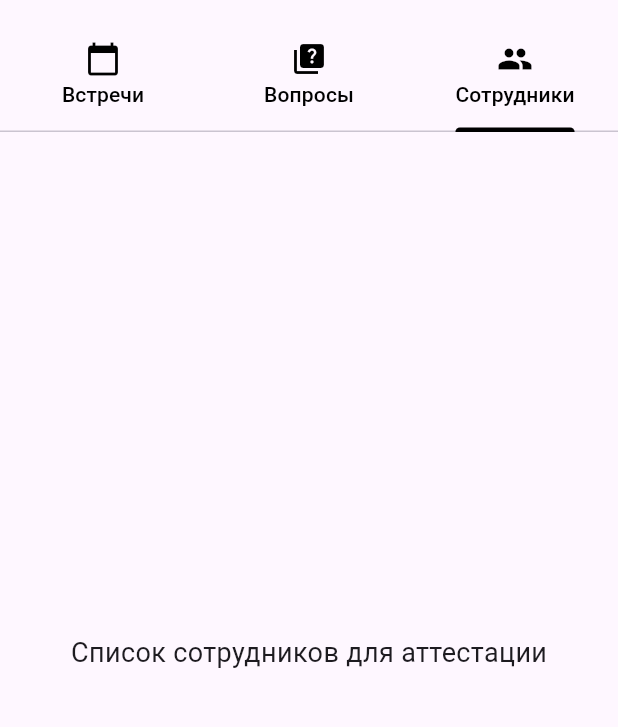
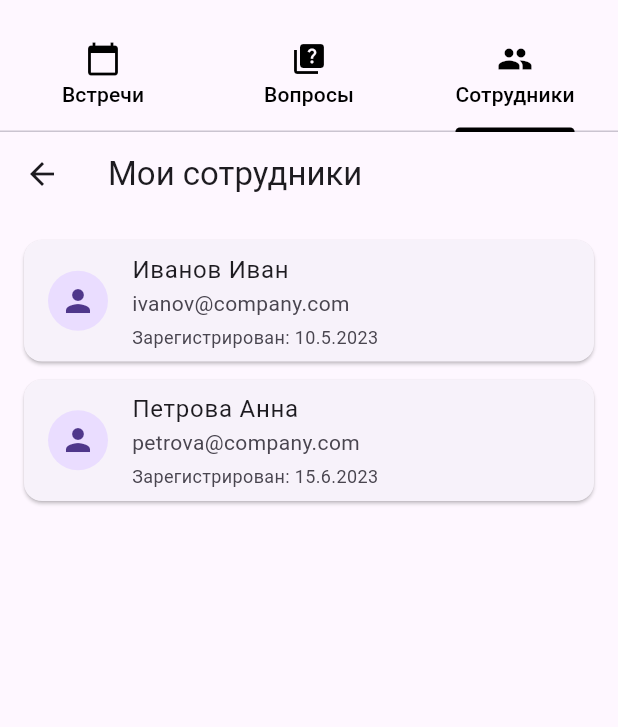
Before and after one commit to lexeylk/grade_up, a Flutter app: the ExaminerHomeScreen screen opened directly, tab 3 chosen, on a phone screen of 412 x 824 dp, the part 63-790 px from its top. Run offline on Flutter 3.47's test engine with Material 3 defaults, Android fonts, the phone set to English and light mode, and no system bars.

Commit message:
Add employees tab

```diff
--- a/lib/data/models/user_model.dart
+++ b/lib/data/models/user_model.dart
@@ -16,6 +16,7 @@ class User {
   final String fullName;
   final UserRole role;
   final DateTime registeredAt;
+  final String? assignedExaminerId; // Временное поле для связи
 
   const User({
     required this.id,
@@ -23,6 +24,7 @@ class User {
     required this.fullName,
     this.role = UserRole.examinee, // По умолчанию экзаменуемый
     required this.registeredAt,
+    this.assignedExaminerId, // Новое поле
   });
 
   // Удобные геттеры
@@ -38,6 +40,7 @@ class User {
     'fullName': fullName,
     'role': role.name,
     'registeredAt': registeredAt.toIso8601String(),
+    'assignedExaminerId': assignedExaminerId,
   };
 
   factory User.fromJson(Map<String, dynamic> json) {
@@ -47,6 +50,7 @@ class User {
       fullName: json['fullName'],
       role: UserRole.values.byName(json['role']),
       registeredAt: DateTime.parse(json['registeredAt']),
+      assignedExaminerId: json['assignedExaminerId'],
     );
   }
 
@@ -56,6 +60,7 @@ class User {
     String? fullName,
     UserRole? role,
     String? avatarUrl,
+    String? assignedExaminerId,
   }) {
     return User(
       id: id,
@@ -63,6 +68,36 @@ class User {
       fullName: fullName ?? this.fullName,
       role: role ?? this.role,
       registeredAt: registeredAt,
+      assignedExaminerId: assignedExaminerId ?? this.assignedExaminerId,
     );
   }
+
+  static List<User> mockUsers = [
+  // Экзаменаторы
+  User(
+    id: 'e1',
+    email: 'examiner1@company.com',
+    fullName: 'Сергеев Алексей',
+    role: UserRole.examiner,
+    registeredAt: DateTime(2023, 1, 15),
+  ),
+
+  // Сотрудники (examinee)
+  User(
+    id: 'u1',
+    email: 'ivanov@company.com',
+    fullName: 'Иванов Иван',
+    role: UserRole.examinee,
+    registeredAt: DateTime(2023, 5, 10),
+    assignedExaminerId: 'e1', // Привязан к экзаменатору e1
+  ),
+  User(
+    id: 'u2',
+    email: 'petrova@company.com',
+    fullName: 'Петрова Анна',
+    role: UserRole.examinee,
+    registeredAt: DateTime(2023, 6, 15),
+    assignedExaminerId: 'e1', // Привязана к экзаменатору e1
+  ),
+];
 }
--- a/lib/features/home/examiner/examiner_home_screen.dart
+++ b/lib/features/home/examiner/examiner_home_screen.dart
@@ -48,7 +48,9 @@ class _ExaminerHomeScreenState extends State<ExaminerHomeScreen>
         children: const [
           MeetingsTab(),
           QuestionsTab(),
-          EmployeesTab(),
+          EmployeesTab(
+            currentExaminerId: 'e1',
+          ),
         ],
       ),
     );
--- a/lib/features/home/examiner/tabs/employees_tab.dart
+++ b/lib/features/home/examiner/tabs/employees_tab.dart
@@ -1,14 +1,94 @@
 import 'package:flutter/material.dart';
+import 'package:grade_up/data/models/user_model.dart';
 
 class EmployeesTab extends StatelessWidget {
-  const EmployeesTab({super.key});
+  final String currentExaminerId;
+
+  const EmployeesTab({
+    super.key,
+    required this.currentExaminerId,
+  });
 
   @override
   Widget build(BuildContext context) {
-    return const Center(
-      child: Text('Список сотрудников для аттестации',
-        style: TextStyle(fontSize: 18),
+    final employees = User.mockUsers.where((user) =>
+        user.role == UserRole.examinee &&
+        user.assignedExaminerId == currentExaminerId);
+
+    return Scaffold(
+      appBar: AppBar(
+        title: const Text('Мои сотрудники'),
+      ),
+      body: _buildEmployeesList(employees),
+    );
+  }
+
+  Widget _buildEmployeesList(Iterable<User> employees) {
+    if (employees.isEmpty) {
+      return const Center(
+        child: Text('Нет назначенных сотрудников'),
+      );
+    }
+
+    return ListView.builder(
+      padding: const EdgeInsets.all(16),
+      itemCount: employees.length,
+      itemBuilder: (context, index) {
+        final employee = employees.elementAt(index);
+        return Card(
+          margin: const EdgeInsets.only(bottom: 12),
+          child: ListTile(
+            leading: const CircleAvatar(
+              child: Icon(Icons.person),
+            ),
+            title: Text(employee.fullName),
+            subtitle: Column(
+              crossAxisAlignment: CrossAxisAlignment.start,
+              children: [
+                Text(employee.email),
+                const SizedBox(height: 4),
+                Text(
+                  'Зарегистрирован: ${_formatDate(employee.registeredAt)}',
+                  style: const TextStyle(fontSize: 12),
+                ),
+              ],
+            ),
+            onTap: () => _openEmployeeDetails(context, employee),
+          ),
+        );
+      },
+    );
+  }
+
+  String _formatDate(DateTime date) {
+    return '${date.day}.${date.month}.${date.year}';
+  }
+
+  void _openEmployeeDetails(BuildContext context, User employee) {
+    // TODO: Реализовать позже
+    showDialog(
+      context: context,
+      builder: (_) => AlertDialog(
+        title: Text(employee.fullName),
+        content: Column(
+          mainAxisSize: MainAxisSize.min,
+          crossAxisAlignment: CrossAxisAlignment.start,
+          children: [
+            Text('Email: ${employee.email}'),
+            Text('Роль: ${_roleName(employee.role)}'),
+            Text('Дата регистрации: ${_formatDate(employee.registeredAt)}'),
+          ],
+        ),
       ),
     );
   }
+
+  String _roleName(UserRole role) {
+    return const {
+      UserRole.examinee: 'Сотрудник',
+      UserRole.examiner: 'Экзаменатор',
+      UserRole.author: 'Автор',
+      UserRole.admin: 'Администратор',
+    }[role]!;
+  }
 }
```
Also changed, not shown: lib/data/models/exam_model.dart (+7 -7 lines), lib/features/home/examiner/tabs/questions_tab.dart (+3 -17 lines), lib/features/questions/questions_screen.dart (+3 -4 lines).
